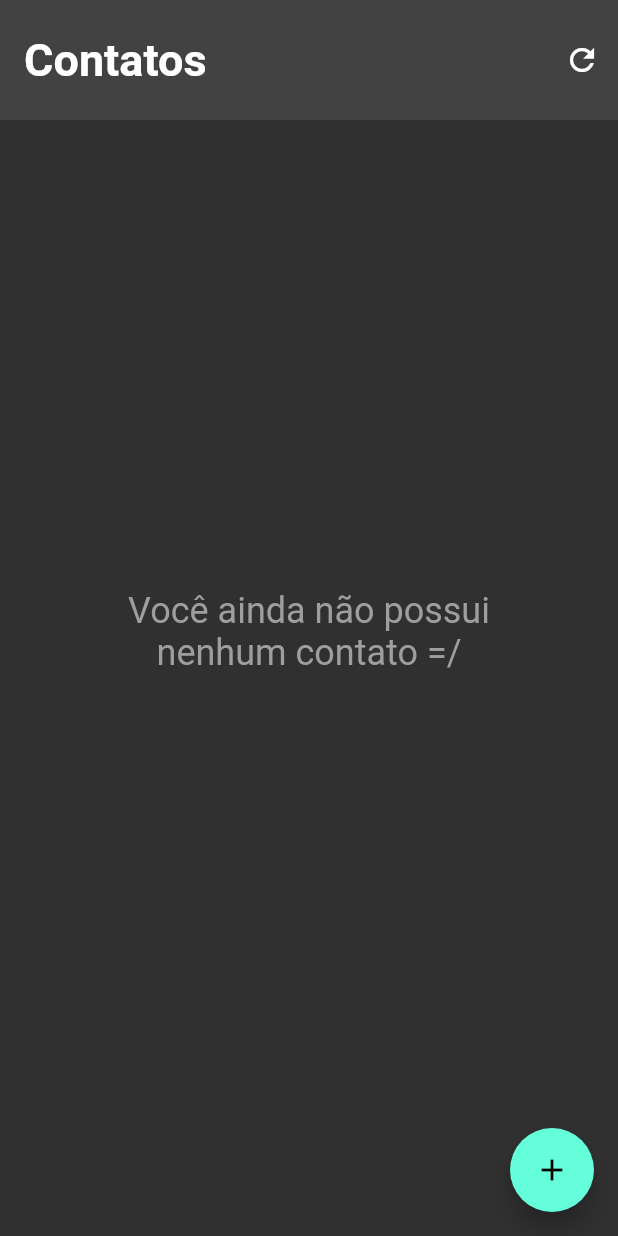
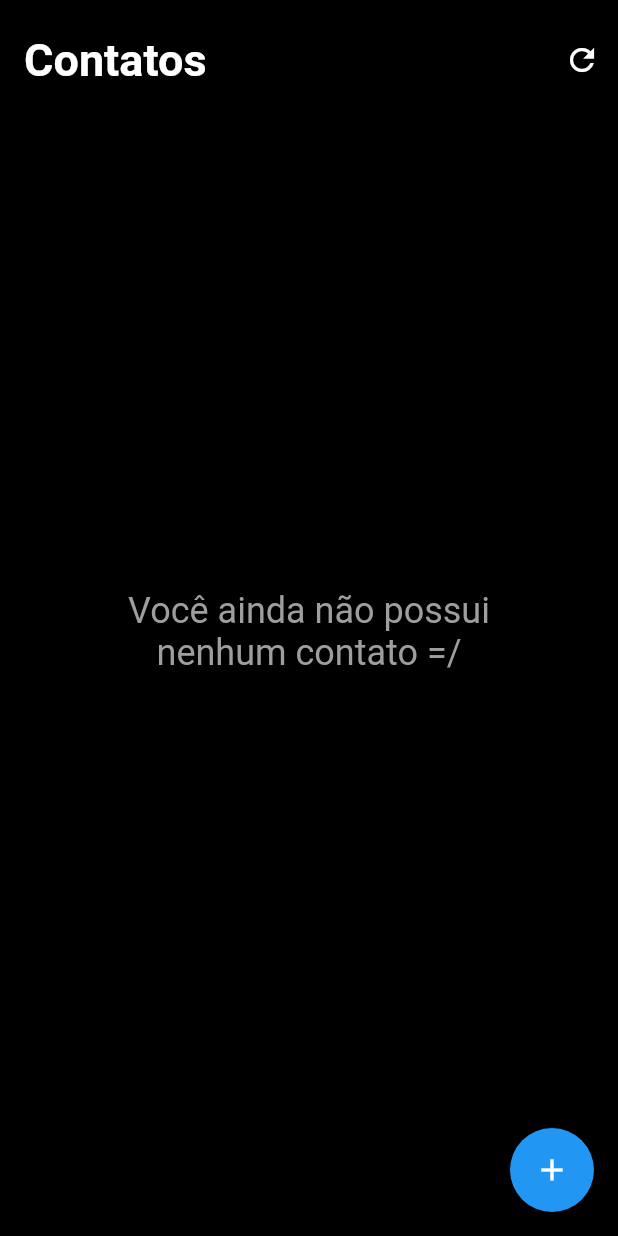
Before and after one commit to LeonardoSonsin/lista_contatos_flutter_app, a Flutter app: the screen it shows after launch, on a phone screen of 412 x 824 dp. Run offline on Flutter 3.47's test engine with Material 2 defaults, Android fonts, the phone set to English and light mode, and no system bars; our stand-ins replace mask_text_input_formatter, sqflite; accounts and stored records are empty.

Commit message:
Novas implementações e correções

```diff
--- a/lib/main.dart
+++ b/lib/main.dart
@@ -1,5 +1,6 @@
 import 'package:flutter/material.dart';
 import 'package:lista_contatos_flutter_app/screens/contacts_screen/contacts_screen.dart';
+import 'package:lista_contatos_flutter_app/themes/my_theme.dart';
 
 void main() {
   runApp(const MyApp());
@@ -13,7 +14,7 @@ class MyApp extends StatelessWidget {
     return MaterialApp(
       title: 'Flutter Contacts',
       debugShowCheckedModeBanner: false,
-      theme: ThemeData.dark(),
+      theme: myTheme,
       home: const ContactsScreen(),
     );
   }
--- /dev/null
+++ b/lib/themes/my_theme.dart
@@ -0,0 +1,16 @@
+import 'package:flutter/material.dart';
+import 'package:lista_contatos_flutter_app/themes/my_colors.dart';
+
+ThemeData myTheme = ThemeData(
+  scaffoldBackgroundColor: MyColors().black,
+  bottomSheetTheme: BottomSheetThemeData(backgroundColor: MyColors().grey),
+  appBarTheme: AppBarTheme(
+      color: MyColors().black
+  ),
+  colorScheme: ColorScheme.fromSwatch(
+    primarySwatch: Colors.blue,
+  ).copyWith(
+    secondary: MyColors().blue,
+    surface: MyColors().blue,
+  ),
+);
```
Also changed, not shown: lib/components/contact/contact.dart (+5 -6 lines), lib/screens/contact_info_screen/contact_info_screen.dart (+4 -7 lines), lib/themes/my_colors.dart (added, +10 -0 lines).
